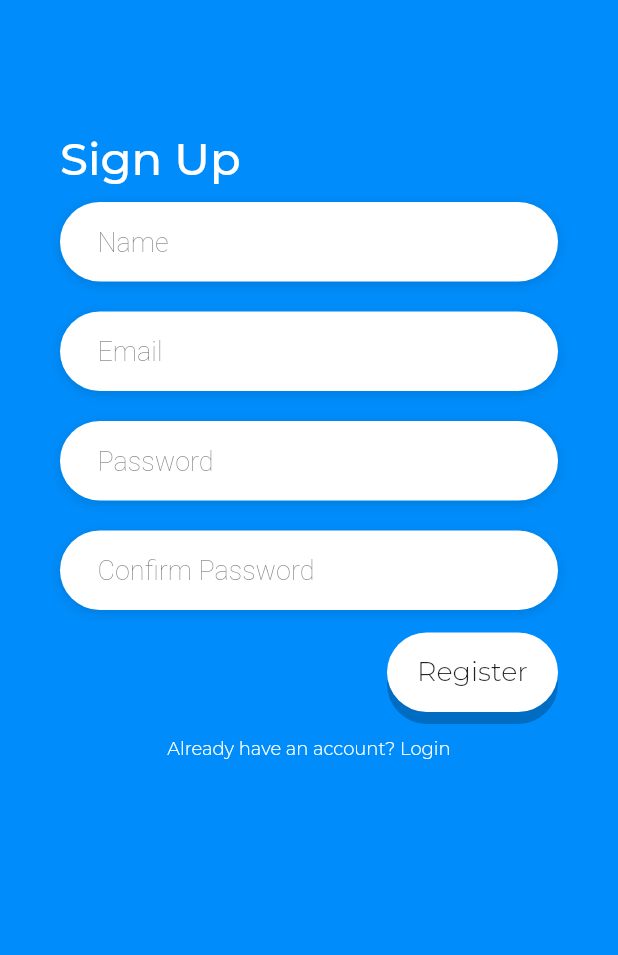
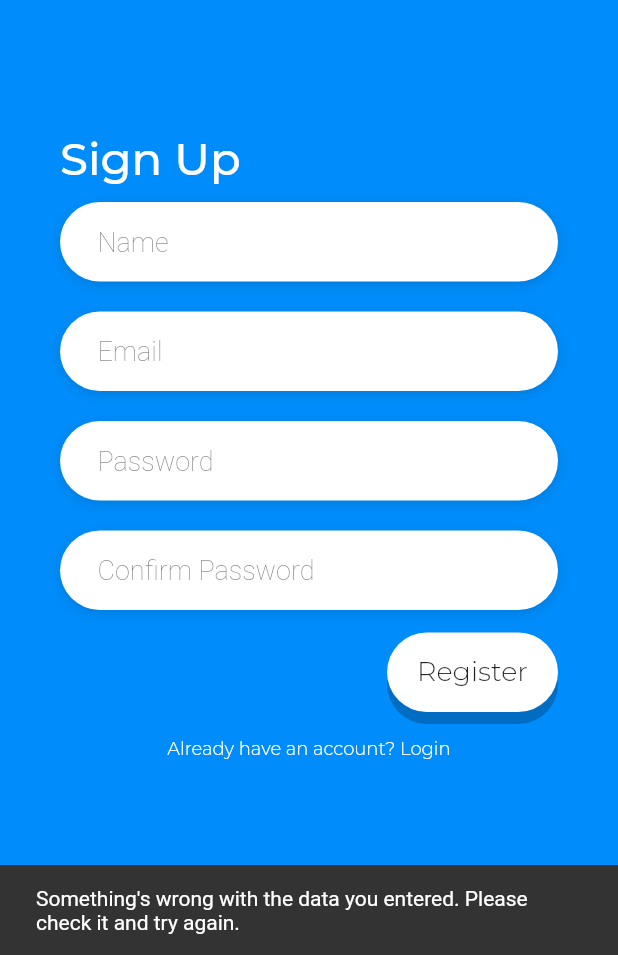
Before and after one commit to Pixele9/FlipIt, a Flutter app: the RegisterPage screen opened directly, after a tap on "Register", on a phone screen of 412 x 824 dp, the part 281-1236 px from its top. Run offline on Flutter 3.47's test engine with Material 2 defaults, Android fonts, the phone set to English and light mode, and no system bars; our stand-ins replace google_fonts.

Commit message:
Register functionality

```diff
--- a/lib/screens/register.dart
+++ b/lib/screens/register.dart
@@ -1,6 +1,6 @@
 import 'package:flutter/material.dart';
-
 import '../utilities/constants.dart';
+import '../screens/login.dart';
 
 const bgColor = const Color(0xFF008CFA);
 
@@ -10,6 +10,19 @@ class RegisterPage extends StatefulWidget {
 }
 
 class _RegisterPageState extends State<RegisterPage> {
+  final nameController = TextEditingController();
+  final emailController = TextEditingController();
+  final passwordController = TextEditingController();
+  final confirmController = TextEditingController();
+
+
+  void dispose() {
+    nameController.dispose();
+    emailController.dispose();
+    passwordController.dispose();
+    confirmController.dispose();
+    super.dispose();
+  }
 
   Widget _decorImage() {
     return Container(
@@ -28,7 +41,7 @@ class _RegisterPageState extends State<RegisterPage> {
     return Container(
       child: FlatButton(
         onPressed: () => {
-          Navigator.pop(context)
+          Navigator.of(context).pop()
         },
         padding: EdgeInsets.only(right: 0.0),
         child: Text(
@@ -39,7 +52,7 @@ class _RegisterPageState extends State<RegisterPage> {
     );
   }
 
-  Widget _registerButton() {
+  Widget _registerButton(BuildContext context) {
     return Container(
       alignment: Alignment.centerRight,
       child: Container(
@@ -53,7 +66,26 @@ class _RegisterPageState extends State<RegisterPage> {
             borderRadius: new BorderRadius.circular(100.0),
           ),
           child: FlatButton(
-            onPressed: () => print("Enter"),
+            onPressed: () {
+          if(nameController.text != '' && passwordController.text != '' && emailController.text != '' && (passwordController.text == confirmController.text)){
+                // Aquí va código para realizar el registro con el back-end :)
+                final snackBar = SnackBar(
+                  content: Text('Registration successful!'),
+                  action: SnackBarAction(
+                    label: 'Go to Login',
+                    onPressed: () {
+                      Navigator.pop(context);
+                    })
+                );
+                Scaffold.of(context).showSnackBar(snackBar);
+              } else {
+                final snackBar = SnackBar(
+                  content: Text('Something\'s wrong with the data you entered. Please check it and try again.')
+                );
+
+                Scaffold.of(context).showSnackBar(snackBar);
+              }
+            },
             color: Colors.white,
             child: Text(
               "Register",
@@ -69,7 +101,9 @@ class _RegisterPageState extends State<RegisterPage> {
   Widget build(BuildContext context) {
     return Scaffold(
       resizeToAvoidBottomPadding: true, // prevents messing up w/ elements on screen
-      body: Stack(
+      body: Builder(
+        builder: (BuildContext context){
+        return Stack(
           children: <Widget>[
             Container(
               height: double.infinity,
@@ -93,15 +127,15 @@ class _RegisterPageState extends State<RegisterPage> {
                       children: <Widget>[
                         Text("Sign Up", style: cTitleStyle,),
                         SizedBox(height: 10.0,),
-                      FormInput('Name', false),
+                        FormInput('Name', false, nameController),
                         SizedBox(height: 20.0,),
-                      FormInput('Email', false),
+                        FormInput('Email', false, emailController),
                         SizedBox(height: 20.0,),
-                      FormInput('Password', true),
+                        FormInput('Password', true, passwordController),
                         SizedBox(height: 20.0,),
-                      FormInput('Confirm Password', true),
+                        FormInput('Confirm Password', true, confirmController),
                         SizedBox(height: 15.0,),
-                      _registerButton(),
+                        _registerButton(context),
                       ],
                     ),
                     Container(
@@ -130,7 +164,10 @@ class _RegisterPageState extends State<RegisterPage> {
             //     child: _registerMessageButton(),
             //   )
             // ),
-      ],)
+          ],
+        );
+        }
+    ),
     );
   }
 }
@@ -138,8 +175,9 @@ class _RegisterPageState extends State<RegisterPage> {
 class FormInput extends StatelessWidget {
   final String placeholderName;
   final bool isPassword;
+  final TextEditingController controller;
 
-  const FormInput(this.placeholderName, this.isPassword);
+  const FormInput(this.placeholderName, this.isPassword, this.controller);
 
   @override
   Widget build(BuildContext context) {
@@ -156,6 +194,7 @@ class FormInput extends StatelessWidget {
           contentPadding: const EdgeInsets.only(left: 25, right: 30),
           hintStyle: TextStyle(fontSize: 18, fontWeight: FontWeight.w200)
           ),
+        controller: controller,
       ),
     );
   }
```
Lines whose indentation alone changed are shown as unchanged.
